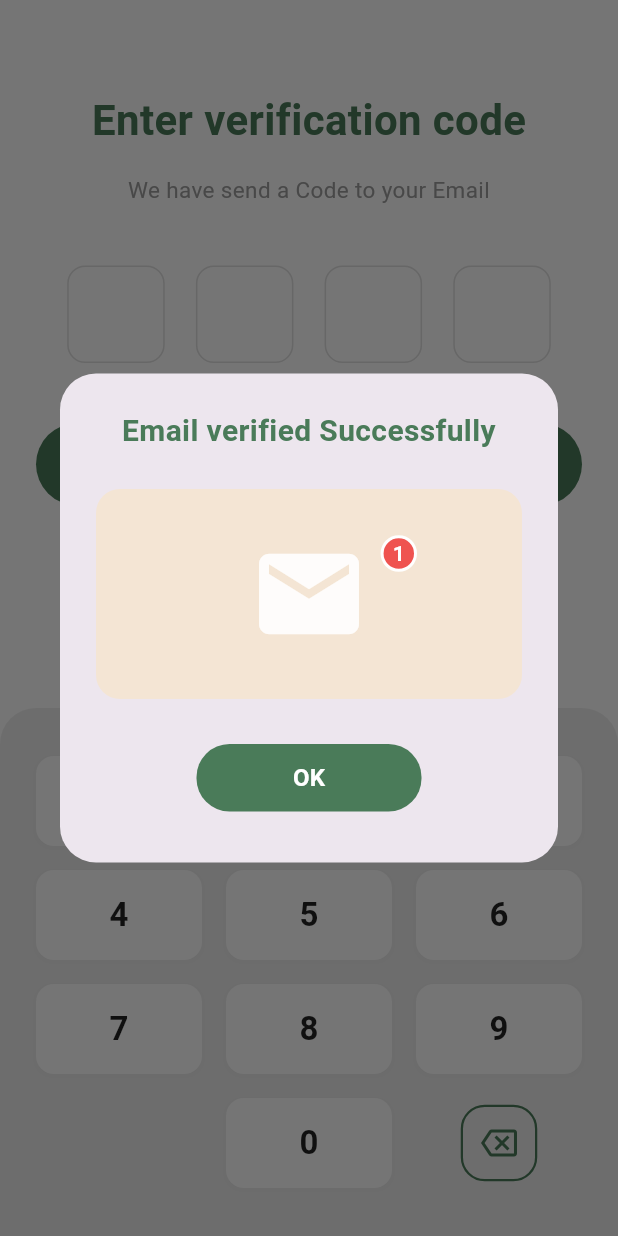
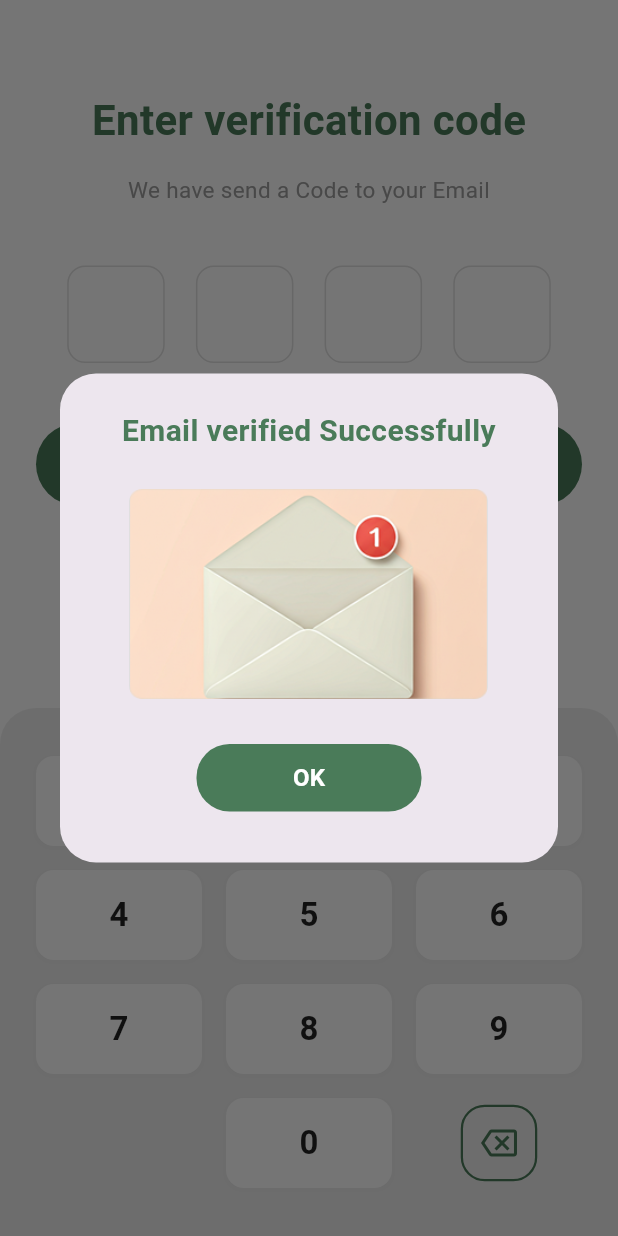
Before and after one commit to chaminipalliyaguru/EcoSense, a Flutter app: the VerifyCodeScreen screen opened directly, after a tap on "Verify", on a phone screen of 412 x 824 dp. Run offline on Flutter 3.47's test engine with Material 3 defaults, Android fonts, the phone set to English and light mode, and no system bars.

Commit message:
feat: implement email verification screen and configure project build settings

```diff
--- a/lib/features/verify_email/verify_code_screen.dart
+++ b/lib/features/verify_email/verify_code_screen.dart
@@ -116,44 +116,12 @@ class _VerifyCodeScreenState extends State<VerifyCodeScreen> {
                 ),
                 const SizedBox(height: 24),
 
-                // Placeholder for the email illustration
-                Container(
+                // Email success image
+                Image.asset(
+                  'assets/images/email-ve-success.png',
+                  height: 140,
                   width: double.infinity,
-                  height: 140,
-                  decoration: BoxDecoration(
-                    color: const Color(0xFFF4E5D4), // Peachy color from screenshot
-                    borderRadius: BorderRadius.circular(16),
-                  ),
-                  child: Stack(
-                    alignment: Alignment.center,
-                    children: [
-                      Icon(
-                        Icons.email,
-                        size: 80,
-                        color: Colors.white.withOpacity(0.9),
-                      ),
-                      Positioned(
-                        right: 70,
-                        top: 25,
-                        child: Container(
-                          padding: const EdgeInsets.all(6),
-                          decoration: BoxDecoration(
-                            color: Colors.red.shade400,
-                            shape: BoxShape.circle,
-                            border: Border.all(color: Colors.white, width: 2),
-                          ),
-                          child: const Text(
-                            "1",
-                            style: TextStyle(
-                              color: Colors.white,
-                              fontWeight: FontWeight.bold,
-                              fontSize: 14,
-                            ),
-                          ),
-                        ),
-                      ),
-                    ],
-                  ),
+                  fit: BoxFit.contain,
                 ),
                 const SizedBox(height: 30),
 
```
Also changed, not shown: assets/images/email-ve-success.png (added).
